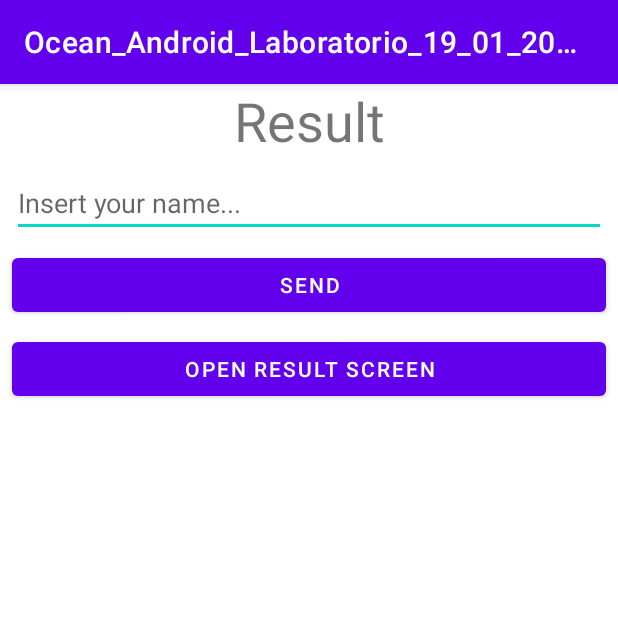
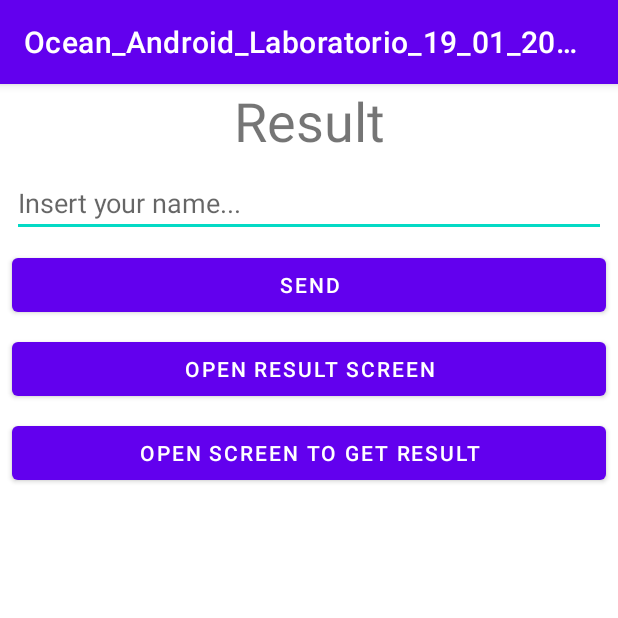
Before and after one commit to paulosalvatore/Ocean_Android_Laboratorio_19_01_2021, an Android app: the screen it shows after launch (MainActivity), on a phone screen of 412 x 824 dp, the top half of it. Run offline under Robolectric (Android 15) with nearby library versions, the phone set to English and light mode, and no system bars.

Commit message:
Exemplo de recebimento de resultado em uma nova Activity

```diff
--- a/app/src/main/java/com/oceanbrasil/ocean_android_laboratorio_19_01_2021/MainActivity.kt
+++ b/app/src/main/java/com/oceanbrasil/ocean_android_laboratorio_19_01_2021/MainActivity.kt
@@ -1,5 +1,7 @@
 package com.oceanbrasil.ocean_android_laboratorio_19_01_2021
 
+import android.annotation.SuppressLint
+import android.app.Activity
 import android.content.Intent
 import android.os.Bundle
 import android.widget.Button
@@ -21,6 +23,7 @@ class MainActivity : AppCompatActivity() {
         val etNome = findViewById<EditText>(R.id.etNome)
         val btEnviar = findViewById<Button>(R.id.btEnviar)
         val btAbrirResultado = findViewById<Button>(R.id.btAbrirResultado)
+        val btReceberResultado = findViewById<Button>(R.id.btReceberResultado)
 
         btEnviar.setOnClickListener {
             if (etNome.text.isNotBlank()) {
@@ -37,5 +40,26 @@ class MainActivity : AppCompatActivity() {
 
             startActivity(intent)
         }
+
+        btReceberResultado.setOnClickListener {
+            val intent = Intent(this, ResultActivity::class.java)
+
+            val requestCode = 1
+
+            startActivityForResult(intent, requestCode)
+        }
+    }
+
+    @SuppressLint("SetTextI18n")
+    override fun onActivityResult(requestCode: Int, resultCode: Int, data: Intent?) {
+        super.onActivityResult(requestCode, resultCode, data)
+
+        if (requestCode == 1 && resultCode == Activity.RESULT_OK && data != null) {
+            val result = data.getStringExtra("RESULTADO")
+
+            val tvResultado = findViewById<TextView>(R.id.tvResultado)
+
+            tvResultado.text = "Resultado Recebido: $result"
+        }
     }
 }
--- a/app/src/main/res/layout/activity_main.xml
+++ b/app/src/main/res/layout/activity_main.xml
@@ -58,4 +58,18 @@
         app:layout_constraintStart_toStartOf="parent"
         app:layout_constraintTop_toBottomOf="@+id/btEnviar" />
 
+    <Button
+        android:id="@+id/btReceberResultado"
+        android:layout_width="0dp"
+        android:layout_height="wrap_content"
+        android:layout_marginStart="8dp"
+        android:layout_marginLeft="8dp"
+        android:layout_marginTop="8dp"
+        android:layout_marginEnd="8dp"
+        android:layout_marginRight="8dp"
+        android:text="@string/receive_result_screen"
+        app:layout_constraintEnd_toEndOf="parent"
+        app:layout_constraintStart_toStartOf="parent"
+        app:layout_constraintTop_toBottomOf="@+id/btAbrirResultado" />
+
 </androidx.constraintlayout.widget.ConstraintLayout>
--- a/app/src/main/res/values/strings.xml
+++ b/app/src/main/res/values/strings.xml
@@ -6,4 +6,5 @@
     <string name="open_result_screen">Open Result Screen</string>
     <string name="hello_name">Hello, %1$s!</string>
     <string name="send_result">Send Result</string>
+    <string name="receive_result_screen">Open Screen to Get Result</string>
 </resources>
```
Also changed, not shown: app/src/main/java/com/oceanbrasil/ocean_android_laboratorio_19_01_2021/ResultActivity.kt (+15 -0 lines), 1 other file.
